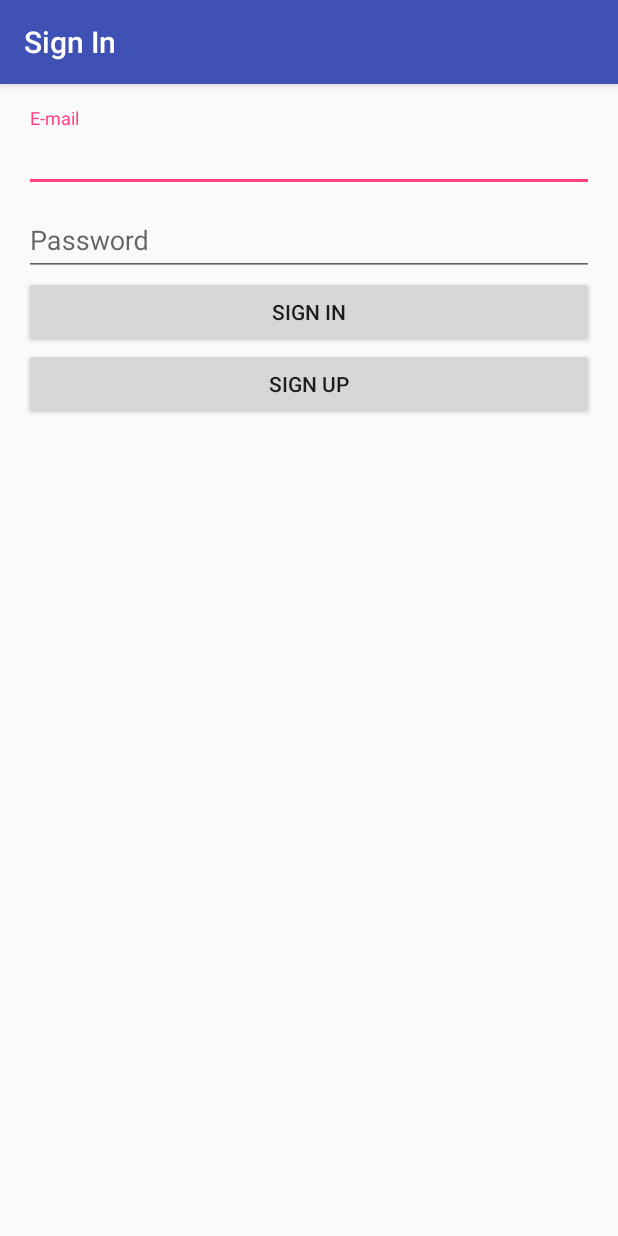
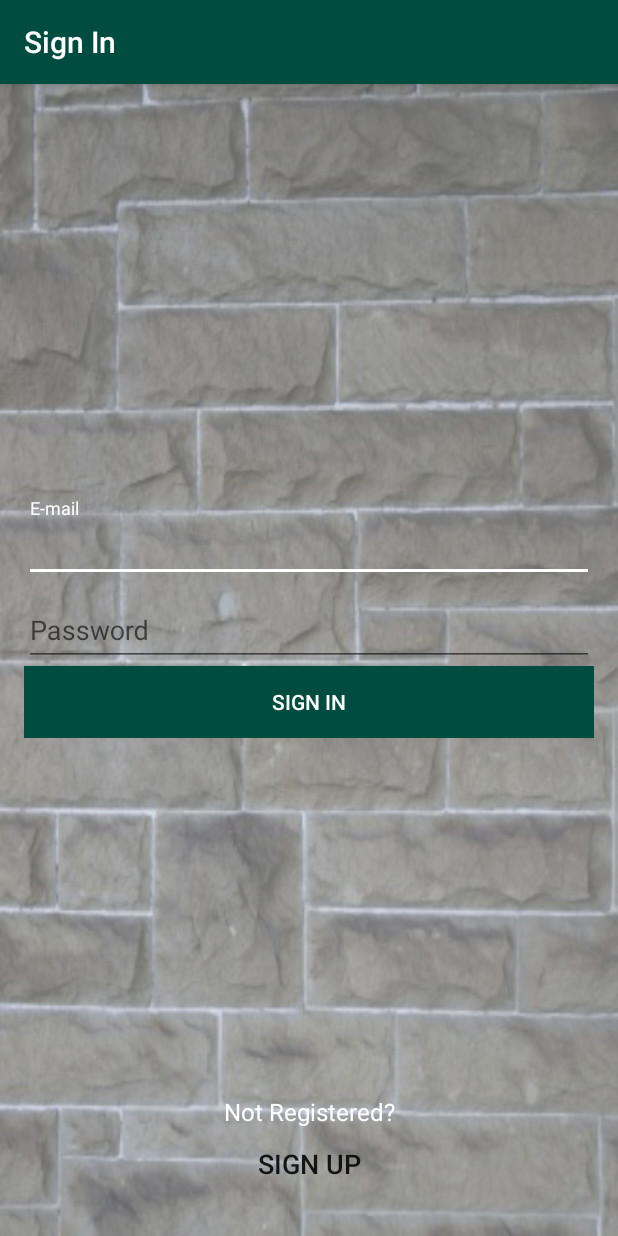
Before and after one commit to aayushamann/ThisProject, an Android app: the screen it shows after launch (SignInActivity), on a phone screen of 412 x 824 dp. Run offline under Robolectric (Android 15) with nearby library versions, the phone set to English and light mode, and no system bars; our stand-ins replace Firebase (no records; nobody signed in at launch, a user with empty details on screens opened directly).

Commit message:
Merge files

```diff
--- a/app/build.gradle
+++ b/app/build.gradle
@@ -34,8 +34,8 @@ dependencies {
     implementation 'com.google.android.gms:play-services-nearby:15.0.0'
 
     testImplementation 'junit:junit:4.12'
-    androidTestImplementation 'com.android.support.test:runner:1.0.1'
-    androidTestImplementation 'com.android.support.test.espresso:espresso-core:3.0.1'
+    androidTestImplementation 'com.android.support.test:runner:1.0.2'
+    androidTestImplementation 'com.android.support.test.espresso:espresso-core:3.0.2'
 }
 
 apply plugin: 'com.google.gms.google-services'
--- a/app/src/main/AndroidManifest.xml
+++ b/app/src/main/AndroidManifest.xml
@@ -15,7 +15,6 @@
         android:roundIcon="@mipmap/ic_launcher_round"
         android:supportsRtl="true"
         android:theme="@style/AppTheme">
-
         <meta-data
             android:name="com.google.android.gms.version"
             android:value="@integer/google_play_services_version" />
@@ -54,7 +53,10 @@
             android:name=".HomeActivity"
             android:label="@string/title_activity_home"
             android:theme="@style/AppTheme.NoActionBar"></activity>
-
+        <activity
+            android:name=".ResponseDialog"
+            android:theme="@android:style/Theme.DeviceDefault.Light.Dialog.NoActionBar.MinWidth"></activity>
+        <activity android:name=".RequestDialog"></activity>
     </application>
 
 </manifest>
--- a/app/src/main/java/com/saluchen/thisproject/HomeActivity.java
+++ b/app/src/main/java/com/saluchen/thisproject/HomeActivity.java
@@ -172,6 +172,8 @@ public class HomeActivity extends AppCompatActivity
                                 textFavorites.setVisibility(View.GONE);
                                 textSchedules.setVisibility(View.VISIBLE);
                                 textMusic.setVisibility(View.GONE);
+                                startActivity(new Intent(HomeActivity.this,
+                                        ResponseDialog.class));
                                 break;
                             case R.id.action_music:
                                 textFavorites.setVisibility(View.GONE);
--- a/app/src/main/java/com/saluchen/thisproject/ResponseDialog.java
+++ b/app/src/main/java/com/saluchen/thisproject/ResponseDialog.java
@@ -1,9 +1,9 @@
 package com.saluchen.thisproject;
 
-import android.support.v7.app.AppCompatActivity;
+import android.app.Activity;
 import android.os.Bundle;
 
-public class ResponseDialog extends AppCompatActivity {
+public class ResponseDialog extends Activity {
 
     @Override
     protected void onCreate(Bundle savedInstanceState) {
--- a/app/src/main/res/layout/activity_sign_in.xml
+++ b/app/src/main/res/layout/activity_sign_in.xml
@@ -1,9 +1,10 @@
 <?xml version="1.0" encoding="utf-8"?>
-<android.support.design.widget.CoordinatorLayout xmlns:android="http://schemas.android.com/apk/res/android"
+<RelativeLayout xmlns:android="http://schemas.android.com/apk/res/android"
     xmlns:app="http://schemas.android.com/apk/res-auto"
     xmlns:tools="http://schemas.android.com/tools"
     android:layout_width="match_parent"
     android:layout_height="match_parent"
+    android:background="@drawable/background_sign_in_up"
     tools:context=".SignInActivity">
 
     <android.support.design.widget.AppBarLayout
@@ -15,11 +16,11 @@
             android:id="@+id/toolbar"
             android:layout_width="match_parent"
             android:layout_height="?attr/actionBarSize"
-            android:background="?attr/colorPrimary"
+            android:background="@color/transparent"
             app:popupTheme="@style/AppTheme.PopupOverlay" />
 
     </android.support.design.widget.AppBarLayout>
 
     <include layout="@layout/content_sign_in" />
 
-</android.support.design.widget.CoordinatorLayout>
+</RelativeLayout>
--- a/app/src/main/res/layout/activity_sign_up.xml
+++ b/app/src/main/res/layout/activity_sign_up.xml
@@ -4,6 +4,7 @@
     xmlns:tools="http://schemas.android.com/tools"
     android:layout_width="match_parent"
     android:layout_height="match_parent"
+    android:background="@drawable/background_sign_in_up"
     tools:context=".SignUpActivity">
 
     <android.support.design.widget.AppBarLayout
--- a/app/src/main/res/layout/content_sign_in.xml
+++ b/app/src/main/res/layout/content_sign_in.xml
@@ -1,21 +1,21 @@
 <?xml version="1.0" encoding="utf-8"?>
-<LinearLayout xmlns:android="http://schemas.android.com/apk/res/android"
+<RelativeLayout xmlns:android="http://schemas.android.com/apk/res/android"
     xmlns:app="http://schemas.android.com/apk/res-auto"
     xmlns:tools="http://schemas.android.com/tools"
     android:layout_width="match_parent"
     android:layout_height="match_parent"
-    android:orientation="vertical"
+    android:background="@color/white_overlay"
     app:layout_behavior="@string/appbar_scrolling_view_behavior"
     tools:context=".SignInActivity"
     tools:showIn="@layout/activity_sign_in">
 
     <ProgressBar
         android:id="@+id/sign_in_progress_bar"
+        style="?android:attr/progressBarStyleHorizontal"
         android:layout_width="match_parent"
         android:layout_height="wrap_content"
         android:indeterminate="true"
-        android:visibility="gone"
-        style="?android:attr/progressBarStyleHorizontal"/>
+        android:visibility="gone" />
 
     <ScrollView
         android:layout_width="match_parent"
@@ -24,6 +24,7 @@
         <LinearLayout
             android:layout_width="match_parent"
             android:layout_height="wrap_content"
+            android:layout_gravity="center"
             android:layout_margin="16dp"
             android:orientation="vertical">
 
@@ -57,15 +58,40 @@
                 android:id="@+id/sign_in"
                 android:layout_width="match_parent"
                 android:layout_height="wrap_content"
+                android:background="@color/colorGreen"
                 android:onClick="onSignInButton"
-                android:text="@string/sign_in_button_text" />
+                android:text="@string/sign_in_button_text"
+                android:textColor="@color/white" />
 
-            <Button
-                android:id="@+id/sign_up"
-                android:layout_width="match_parent"
-                android:layout_height="wrap_content"
-                android:onClick="onOpenSignUpButton"
-                android:text="@string/sign_up_button_text" />
+
         </LinearLayout>
     </ScrollView>
-</LinearLayout>
+
+    <RelativeLayout
+        android:layout_width="match_parent"
+        android:layout_height="match_parent"
+        android:layout_gravity="bottom">
+
+        <Button
+            android:id="@+id/open_sign_up_button"
+            android:layout_width="match_parent"
+            android:layout_height="wrap_content"
+            android:layout_alignParentBottom="true"
+            android:layout_marginBottom="24dp"
+            android:layout_marginLeft="24dp"
+            android:layout_marginRight="24dp"
+            android:background="#00000000"
+            android:onClick="onOpenSignUpButton"
+            android:text="@string/sign_up_button_text"
+            android:textSize="18sp" />
+
+        <TextView
+            android:layout_width="match_parent"
+            android:layout_height="wrap_content"
+            android:layout_above="@id/open_sign_up_button"
+            android:gravity="center"
+            android:text="@string/text_not_registered"
+            android:textColor="#FFFFFF"
+            android:textSize="16sp" />
+    </RelativeLayout>
+</RelativeLayout>
--- a/app/src/main/res/values/colors.xml
+++ b/app/src/main/res/values/colors.xml
@@ -1,7 +1,40 @@
 <?xml version="1.0" encoding="utf-8"?>
 <resources>
-    <color name="colorPrimary">#3F51B5</color>
-    <color name="colorPrimaryDark">#303F9F</color>
-    <color name="colorAccent">#FF4081</color>
+    <color name="colorPrimary2">#3F51B5</color>
+    <color name="colorPrimaryDark2">#303F9F</color>
+    <color name="colorAccent2">#FF4081</color>
+
+    <color name="colorPrimary">#004d40</color>
+    <color name="colorPrimaryDark">#00251a</color>
+    <color name="colorAccent">#ffffff</color>
+
     <color name="white">#FFFFFF</color>
+
+    <color name="colorOrange">#EF6C00</color>
+    <color name="colorOrangeDark">#E65100</color>
+    <color name="colorAccent3">#FFC107</color>
+
+
+    <color name="colorGold">#ffd700</color>
+    <color name="colorBrown">#3e2723</color>
+    <color name="colorBrownLight">#5d4037</color>
+    <color name="colorPurpleDark">#aa00ff</color>
+    <color name="colorPurple">#d500f9</color>
+    <color name="colorDeepPurpleDark">#6200ea</color>
+    <color name="colorDeepPurple">#651fff</color>
+    <color name="colorGreyDark">#212121</color>
+    <color name="colorGrey">#424242</color>
+    <color name="colorWhite">#ffffff</color>
+    <color name="colorBlack">#000000</color>
+    <color name="colorGreen">#004d40</color>
+
+    <color name="black_overlay">#66000000</color>
+    <color name="white_overlay">#55ffffff</color>
+
+    <color name="transparent">#00000000</color>
+
+    <!-- Colors used in menu card -->
+    <color name="colorBlueLight">#4FC3F7</color>
+    <color name="colorGreenLight">#64DD17</color>
+    <color name="colorRed">#F44336</color>
 </resources>
--- a/app/src/main/res/values/strings.xml
+++ b/app/src/main/res/values/strings.xml
@@ -11,6 +11,7 @@
     <string name="sign_up_email_hint">E-mail</string>
     <string name="sign_up_password_hint">Password</string>
     <string name="sign_up_phone">Phone Number</string>
+    <string name="text_not_registered">Not Registered?</string>
 
     <!--  Sign in activity strings -->
     <string name="sign_in_button_text">Sign In</string>
```
Also changed, not shown: app/src/main/res/layout/activity_splash.xml (+12 -5 lines), app/src/main/res/layout/content_sign_up.xml (+7 -4 lines), app/src/main/res/layout/response_dialog.xml (+31 -7 lines), app/src/main/res/drawable/background_sign_in_up.jpg (added), app/src/main/res/drawable/background_splash_screen.jpg (added), app/src/main/res/drawable/background_splash_screen2.png (added).
